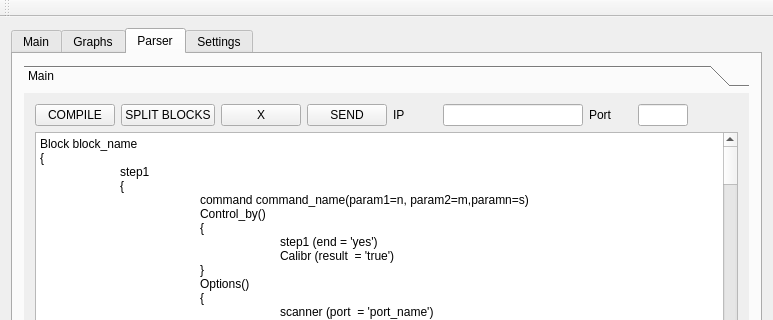
Above: graphs.ui from fsvymk/graphs before the change; both pictures show x 0 to 773 and y 0 to 320 of the 773 by 522 pixel window. Below: the same form after it.
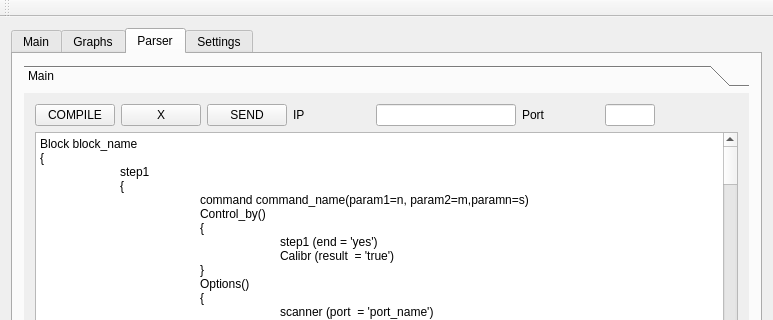
That is the form after the change. Custom widgets are drawn as their Qt base class.

Commit message: open script in parser

Diff of the .ui file:
```diff
--- a/graphs.ui
+++ b/graphs.ui
@@ -180,7 +180,7 @@
             <string>Main</string>
            </attribute>
            <layout class="QGridLayout" name="gridLayout_7">
-            <item row="8" column="0" colspan="9">
+            <item row="8" column="0" colspan="8">
              <widget class="CodeEditor" name="parser_codeEditor">
               <property name="sizePolicy">
                <sizepolicy hsizetype="Expanding" vsizetype="Expanding">
@@ -344,7 +344,7 @@
               </property>
              </widget>
             </item>
-            <item row="3" column="3">
+            <item row="3" column="2">
              <widget class="QPushButton" name="PARSER_BUTTON_SEND">
               <property name="text">
                <string>SEND</string>
@@ -358,14 +358,14 @@
               </property>
              </widget>
             </item>
-            <item row="3" column="4">
+            <item row="3" column="3">
              <widget class="QLabel" name="PARSER_LABEL_IP">
               <property name="text">
                <string>IP</string>
               </property>
              </widget>
             </item>
-            <item row="3" column="7">
+            <item row="3" column="6">
              <widget class="QLineEdit" name="PARSER_LINE_PORT">
               <property name="maximumSize">
                <size>
@@ -379,33 +379,26 @@
              </widget>
             </item>
             <item row="3" column="1">
-             <widget class="QPushButton" name="PARSER_BUTTON_split">
-              <property name="text">
-               <string>SPLIT BLOCKS</string>
-              </property>
-             </widget>
-            </item>
-            <item row="3" column="5">
-             <widget class="QLineEdit" name="PARSER_LINE_IP">
-              <property name="maximumSize">
-               <size>
-                <width>140</width>
-                <height>16777215</height>
-               </size>
-              </property>
-              <property name="readOnly">
-               <bool>true</bool>
-              </property>
-             </widget>
-            </item>
-            <item row="3" column="2">
              <widget class="QPushButton" name="PARSER_BUTTON_X">
               <property name="text">
                <string>X</string>
               </property>
              </widget>
             </item>
-            <item row="3" column="6">
+            <item row="3" column="4">
+             <widget class="QLineEdit" name="PARSER_LINE_IP">
+              <property name="maximumSize">
+               <size>
+                <width>140</width>
+                <height>16777215</height>
+               </size>
+              </property>
+              <property name="readOnly">
+               <bool>true</bool>
+              </property>
+             </widget>
+            </item>
+            <item row="3" column="5">
              <widget class="QLabel" name="PARSER_LABEL_PORT">
               <property name="text">
                <string>Port</string>
```
The commit also changes 2 other files.
